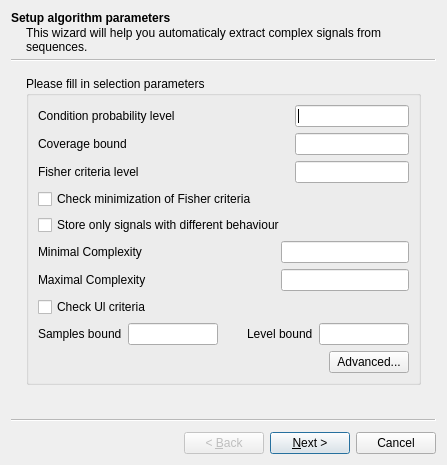
Qt form src/plugins/expert_discovery/src/ui/ExpertDiscoverySigExtrWiz.ui (violethaze74/ugene) before a commit.
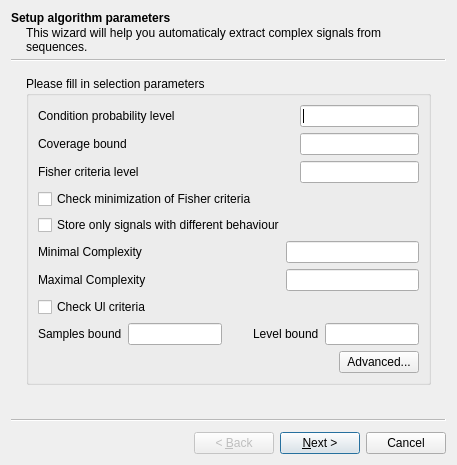
The same form after that commit.

What changed in the file:
```diff
--- a/src/plugins/expert_discovery/src/ui/ExpertDiscoverySigExtrWiz.ui
+++ b/src/plugins/expert_discovery/src/ui/ExpertDiscoverySigExtrWiz.ui
@@ -9,7 +9,7 @@
    <rect>
     <x>0</x>
     <y>0</y>
-    <width>447</width>
+    <width>457</width>
     <height>465</height>
    </rect>
   </property>
```
Left out of the diff: 6 changed lines with no effect on the pictures.
